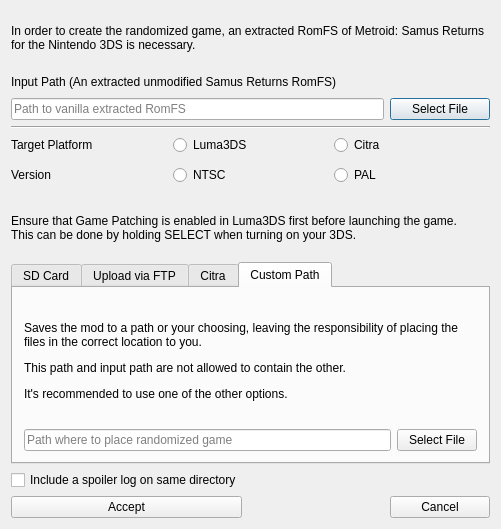
Qt form randovania/gui/ui_files/msr_game_export_dialog.ui (randovania/randovania) before a commit.
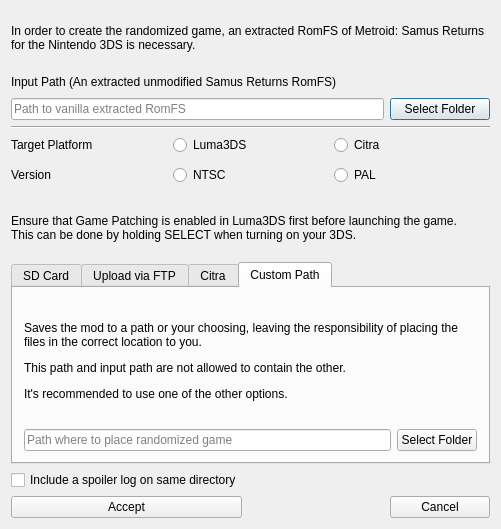
The same form after that commit. The open tabs and pages were chosen to show the change.

Commit message: MSR: small export window niceties

```diff
--- a/randovania/gui/ui_files/msr_game_export_dialog.ui
+++ b/randovania/gui/ui_files/msr_game_export_dialog.ui
@@ -23,7 +23,7 @@
       </size>
      </property>
      <property name="text">
-      <string>Select File</string>
+      <string>Select Folder</string>
      </property>
     </widget>
    </item>
@@ -298,7 +298,7 @@
           </size>
          </property>
          <property name="text">
-          <string>Select File</string>
+          <string>Select Folder</string>
          </property>
         </widget>
        </item>
```
Left out of the diff: 2 changed lines with no effect on the pictures. The commit also changes 2 other files.
